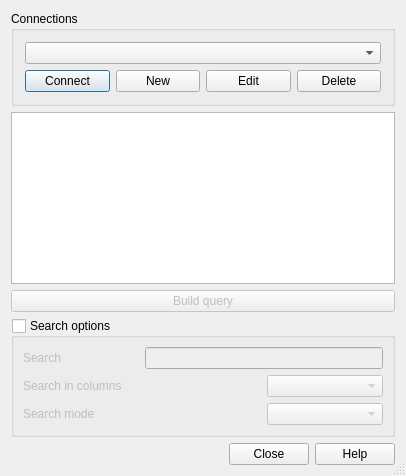
This is qgis/src/ui/qgsdbsourceselectbase.ui in sourcepole/qgis as Qt 5 draws it before an edit. The edited form follows.
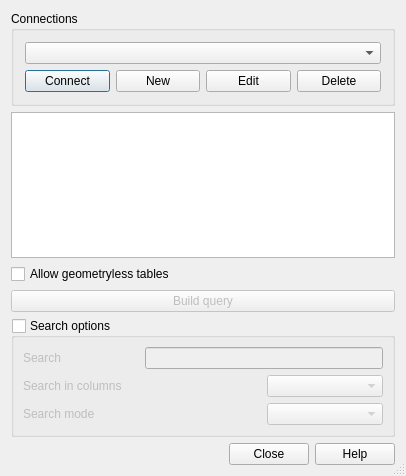
This is the edited form. Icons and pictures are not drawn.

Commit message: allow switching between geometry and all tables in the selection dialog

Diff of the .ui file:
```diff
--- a/qgis/src/ui/qgsdbsourceselectbase.ui
+++ b/qgis/src/ui/qgsdbsourceselectbase.ui
@@ -76,6 +76,13 @@
      </property>
     </widget>
    </item>
+   <item>
+    <widget class="QCheckBox" name="cbxAllowGeometrylessTables">
+     <property name="text">
+      <string>Allow geometryless tables</string>
+     </property>
+    </widget>
+   </item>
    <item>
     <widget class="QPushButton" name="btnBuildQuery">
      <property name="enabled">
```
The commit also changes 3 other files.
